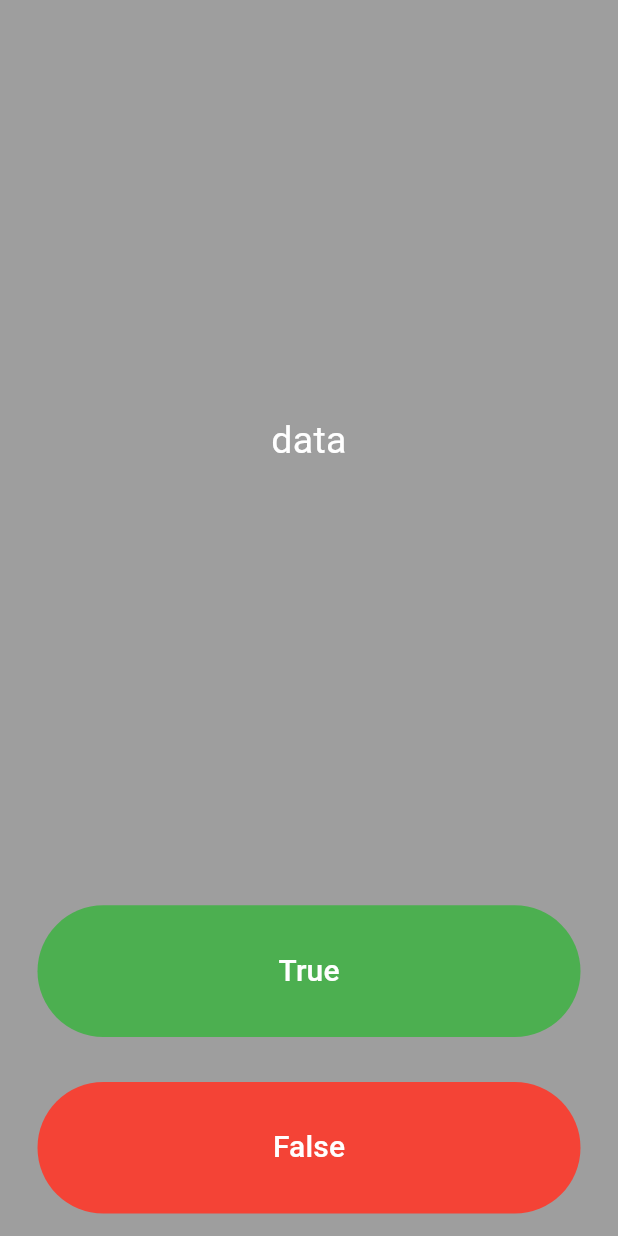
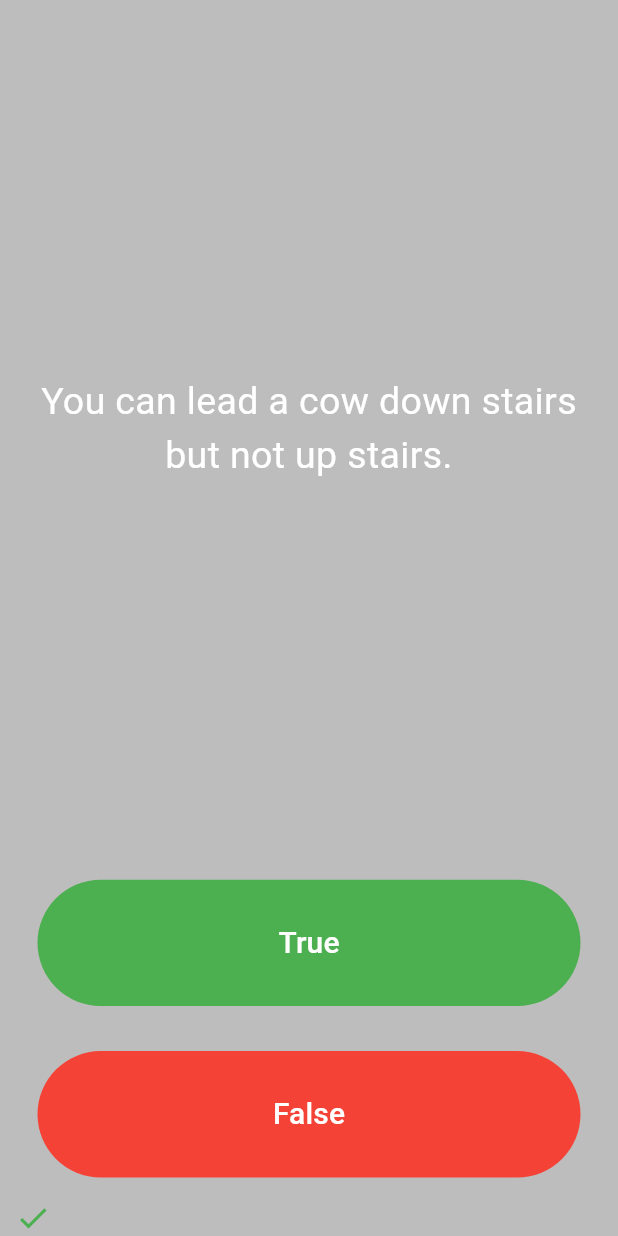
Before and after one commit to josh-W42/quiz_flutter, a Flutter app: the screen it shows after launch, after a tap on "True", on a phone screen of 412 x 824 dp. Run offline on Flutter 3.47's test engine with Material 3 defaults, Android fonts, the phone set to English and light mode, and no system bars.

Commit message:
quiz app complete

```diff
--- /dev/null
+++ b/lib/QuizBrain.dart
@@ -0,0 +1,57 @@
+import 'package:quiz_app/questions.dart';
+
+class QuizBrain {
+  int _current = 0;
+
+  Question get currentQuestion {
+    return _questionBank[_current];
+  }
+
+  int get howManyQuestions {
+    return _questionBank.length;
+  }
+
+  int get questionsLeft {
+    return _questionBank.length - _current;
+  }
+
+  bool isRightAnswer(bool ans) {
+    return _questionBank[_current].questionAnswer == ans;
+  }
+
+  void nextQuestion() {
+    if (_current >= _questionBank.length - 1) {
+      _current = 0;
+    } else {
+      _current++;
+    }
+  }
+
+  final List<Question> _questionBank = [
+    Question('Some cats are actually allergic to humans', true),
+    Question('You can lead a cow down stairs but not up stairs.', false),
+    Question('Approximately one quarter of human bones are in the feet.', true),
+    Question('A slug\'s blood is green.', true),
+    Question('Buzz Aldrin\'s mother\'s maiden name was \"Moon\".', true),
+    Question('It is illegal to pee in the Ocean in Portugal.', true),
+    Question(
+        'No piece of square dry paper can be folded in half more than 7 times.',
+        false),
+    Question(
+        'In London, UK, if you happen to die in the House of Parliament, you are technically entitled to a state funeral, because the building is considered too sacred a place.',
+        true),
+    Question(
+        'The loudest sound produced by any animal is 188 decibels. That animal is the African Elephant.',
+        false),
+    Question(
+        'The total surface area of two human lungs is approximately 70 square metres.',
+        true),
+    Question('Google was originally called \"Backrub\".', true),
+    Question(
+        'Chocolate affects a dog\'s heart and nervous system; a few ounces are enough to kill a small dog.',
+        true),
+    Question(
+        'In West Virginia, USA, if you accidentally hit an animal with your car, you are free to take it home to eat.',
+        true),
+  ];
+}
--- a/lib/main.dart
+++ b/lib/main.dart
@@ -1,4 +1,6 @@
 import 'package:flutter/material.dart';
+
+import 'QuizBrain.dart';
 
 void main() {
   runApp(const QuizApp());
@@ -11,7 +13,7 @@ class QuizApp extends StatelessWidget {
   Widget build(BuildContext context) {
     return const MaterialApp(
       home: Scaffold(
-        backgroundColor: Colors.grey,
+        backgroundColor: Colors.black26,
         body: SafeArea(
             child: Padding(
           padding: EdgeInsets.symmetric(horizontal: 10.0),
@@ -30,21 +32,81 @@ class QuizPage extends StatefulWidget {
 }
 
 class _QuizPageState extends State<QuizPage> {
+  List<Icon> scoreWidgets = [];
+
+  final quizBrain = QuizBrain();
+  int currentQuestion = 0;
+
+  Future<String?> showFinishedScreen() {
+    final int numberCorrect =
+        scoreWidgets.where((icon) => icon.icon == Icons.check).length;
+
+    return showDialog<String>(
+        context: context,
+        builder: (BuildContext context) => AlertDialog(
+                title: const Text('Quiz Over!'),
+                content: Text("Congratulations on completing the quiz!\n"
+                    "You answered $numberCorrect out of "
+                    "${quizBrain.howManyQuestions} Questions correct!"),
+                actions: <Widget>[
+                  TextButton(
+                      onPressed: () {
+                        Navigator.pop(context, 'Cancel');
+                        setState(() {
+                          scoreWidgets = [];
+                        });
+                      },
+                      child: const Text("Try Again?")),
+                ]));
+  }
+
+  void onCorrectAnswer() {
+    setState(() {
+      scoreWidgets = [
+        ...scoreWidgets,
+        const Icon(
+          Icons.check,
+          color: Colors.green,
+        )
+      ];
+    });
+    if (quizBrain.questionsLeft == 1) {
+      showFinishedScreen();
+    }
+    quizBrain.nextQuestion();
+  }
+
+  void onIncorrectAnswer() {
+    setState(() {
+      scoreWidgets = [
+        ...scoreWidgets,
+        const Icon(
+          Icons.cancel,
+          color: Colors.red,
+        )
+      ];
+    });
+    if (quizBrain.questionsLeft == 1) {
+      showFinishedScreen();
+    }
+    quizBrain.nextQuestion();
+  }
+
   @override
   Widget build(BuildContext context) {
     return Column(
       mainAxisAlignment: MainAxisAlignment.spaceBetween,
       crossAxisAlignment: CrossAxisAlignment.stretch,
       children: <Widget>[
-        const Expanded(
+        Expanded(
             flex: 5,
             child: Padding(
-              padding: EdgeInsets.all(10.0),
+              padding: const EdgeInsets.all(10.0),
               child: Center(
                 child: Text(
-                  "data",
+                  quizBrain.currentQuestion.questionText,
                   textAlign: TextAlign.center,
-                  style: TextStyle(fontSize: 25.0, color: Colors.white),
+                  style: const TextStyle(fontSize: 25.0, color: Colors.white),
                 ),
               ),
             )),
@@ -54,7 +116,13 @@ class _QuizPageState extends State<QuizPage> {
                 child: TextButton(
                     style: const ButtonStyle(
                         backgroundColor: WidgetStatePropertyAll(Colors.green)),
-                    onPressed: () {},
+                    onPressed: () {
+                      if (quizBrain.isRightAnswer(true)) {
+                        onCorrectAnswer();
+                      } else {
+                        onIncorrectAnswer();
+                      }
+                    },
                     child: const Text(
                       "True",
                       style: TextStyle(color: Colors.white, fontSize: 20.0),
@@ -65,11 +133,20 @@ class _QuizPageState extends State<QuizPage> {
                 child: TextButton(
                     style: const ButtonStyle(
                         backgroundColor: WidgetStatePropertyAll(Colors.red)),
-                    onPressed: () {},
+                    onPressed: () {
+                      if (quizBrain.isRightAnswer(false)) {
+                        onCorrectAnswer();
+                      } else {
+                        onIncorrectAnswer();
+                      }
+                    },
                     child: const Text(
                       "False",
                       style: TextStyle(color: Colors.white, fontSize: 20.0),
                     )))),
+        Row(
+          children: scoreWidgets,
+        )
       ],
     );
   }
--- /dev/null
+++ b/lib/questions.dart
@@ -0,0 +1,18 @@
+class Question {
+  final String _questionText;
+  final bool _questionAnswer;
+  Question(this._questionText, this._questionAnswer);
+
+  @override
+  String toString() {
+    return '$_questionText-$_questionAnswer';
+  }
+
+  get questionText {
+    return _questionText;
+  }
+
+  get questionAnswer {
+    return _questionAnswer;
+  }
+}
```
Also changed, not shown: 1 other file.
